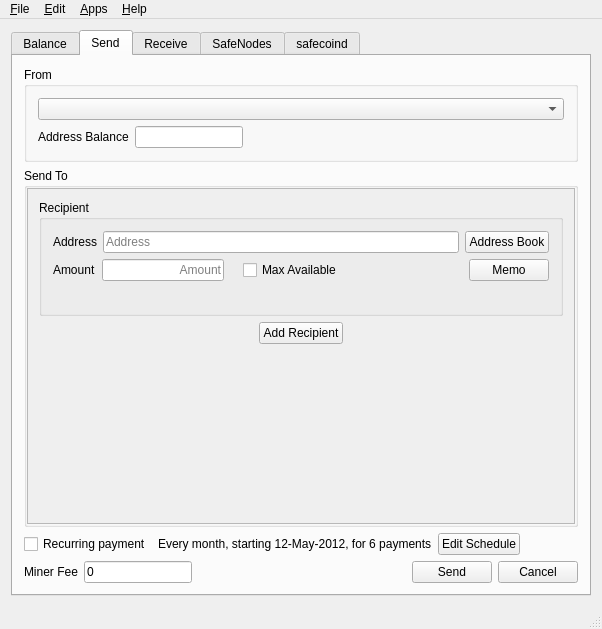
Qt form src/mainwindow.ui (ZcashFoundation/zecwallet) before a commit.
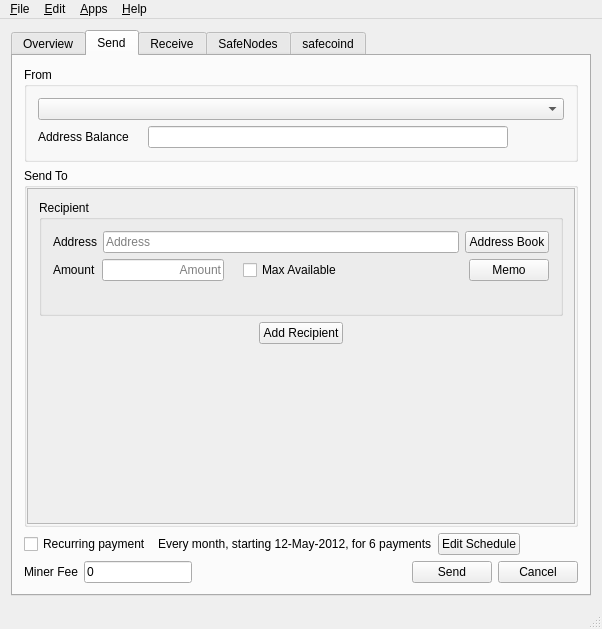
The same form after that commit. The open tabs and pages were chosen to show the change. Icons and pictures are not drawn. Custom widgets are drawn as their Qt base class.

Commit message:
Ease of use
General usability improvements

What changed in the file:
```diff
--- a/src/mainwindow.ui
+++ b/src/mainwindow.ui
@@ -26,7 +26,7 @@
       </property>
       <widget class="QWidget" name="tab">
        <attribute name="title">
-        <string>Balance</string>
+        <string>Overview</string>
        </attribute>
        <layout class="QGridLayout" name="gridLayout_2">
         <item row="0" column="0">
@@ -370,14 +370,27 @@
                </property>
               </widget>
              </item>
+             <item>
+              <widget class="QLabel" name="sendAddressBalanceUSD">
+               <property name="text">
+                <string/>
+               </property>
+              </widget>
+             </item>
              <item>
               <widget class="QLineEdit" name="sendAddressBalance">
                <property name="sizePolicy">
-                <sizepolicy hsizetype="Preferred" vsizetype="Fixed">
+                <sizepolicy hsizetype="Fixed" vsizetype="Fixed">
                  <horstretch>0</horstretch>
                  <verstretch>0</verstretch>
                 </sizepolicy>
                </property>
+               <property name="minimumSize">
+                <size>
+                 <width>360</width>
+                 <height>20</height>
+                </size>
+               </property>
                <property name="alignment">
                 <set>Qt::AlignRight|Qt::AlignTrailing|Qt::AlignVCenter</set>
                </property>
@@ -386,21 +399,17 @@
                </property>
               </widget>
              </item>
-             <item>
-              <widget class="QLabel" name="sendAddressBalanceUSD">
-               <property name="text">
-                <string/>
-               </property>
-              </widget>
-             </item>
              <item>
               <spacer name="horizontalSpacer_6">
                <property name="orientation">
                 <enum>Qt::Horizontal</enum>
                </property>
+               <property name="sizeType">
+                <enum>QSizePolicy::Expanding</enum>
+               </property>
                <property name="sizeHint" stdset="0">
                 <size>
-                 <width>40</width>
+                 <width>360</width>
                  <height>20</height>
                 </size>
                </property>
```
Left out of the diff: 147 changed lines with no effect on the pictures. The commit also changes 1 other file.
